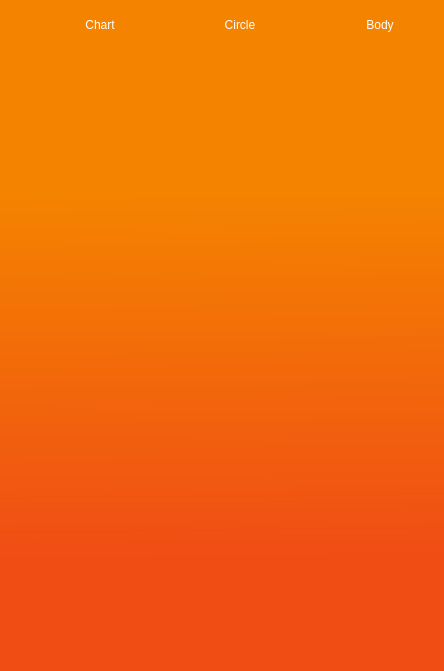
This is Project/ui/historywidget.ui in IshanB7/Holistic-Health-Tracker-Simulator as Qt 5 draws it before an edit. The edited form follows.
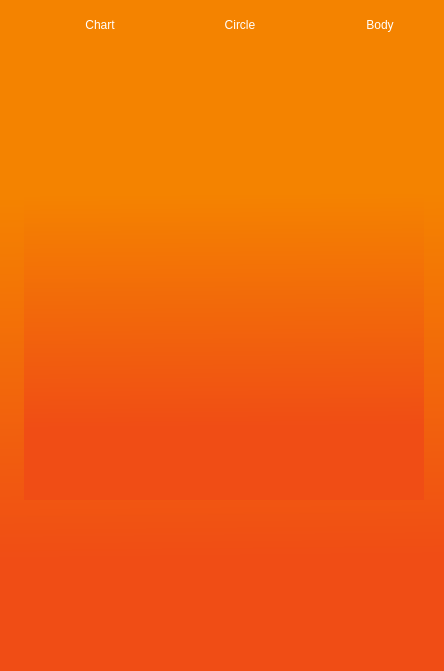
This is the edited form. The open tabs and pages were chosen to show the change. Icons and pictures are not drawn.

```diff
--- a/Project/ui/historywidget.ui
+++ b/Project/ui/historywidget.ui
@@ -1438,7 +1438,21 @@
        </property>
       </widget>
      </widget>
-     <widget class="QWidget" name="circle"/>
+     <widget class="QWidget" name="circle">
+      <widget class="QLabel" name="imgCircleImg">
+       <property name="geometry">
+        <rect>
+         <x>24</x>
+         <y>50</y>
+         <width>400</width>
+         <height>400</height>
+        </rect>
+       </property>
+       <property name="text">
+        <string/>
+       </property>
+      </widget>
+     </widget>
      <widget class="QWidget" name="body"/>
     </widget>
     <widget class="QPushButton" name="bodyButton">
```
Left out of the diff: 98 changed lines with no effect on the pictures.
